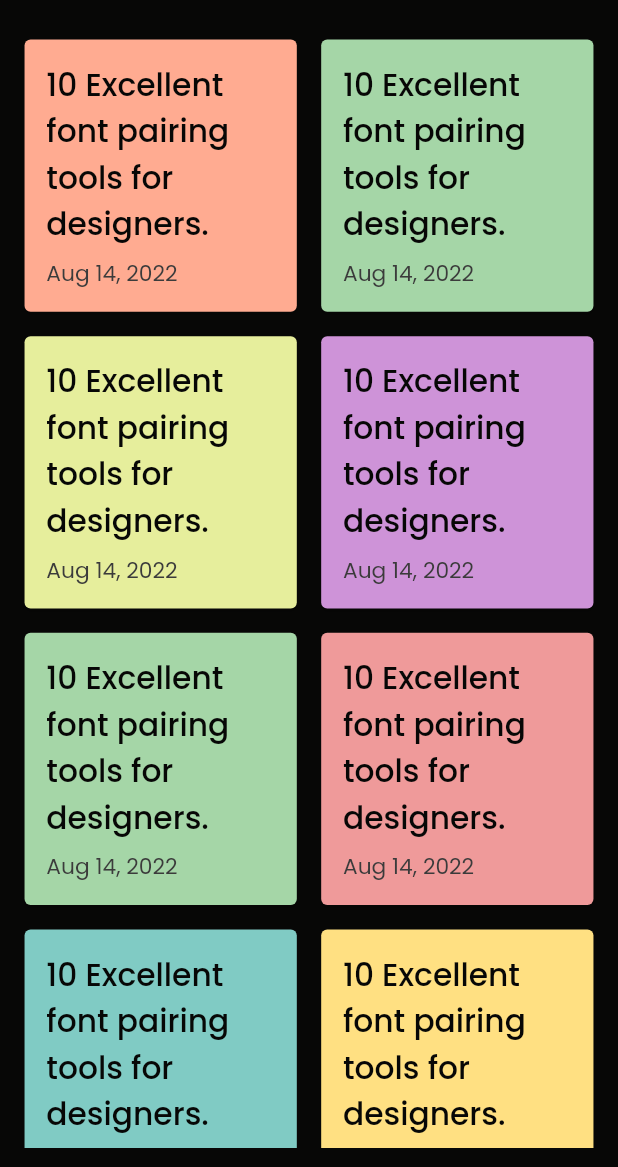
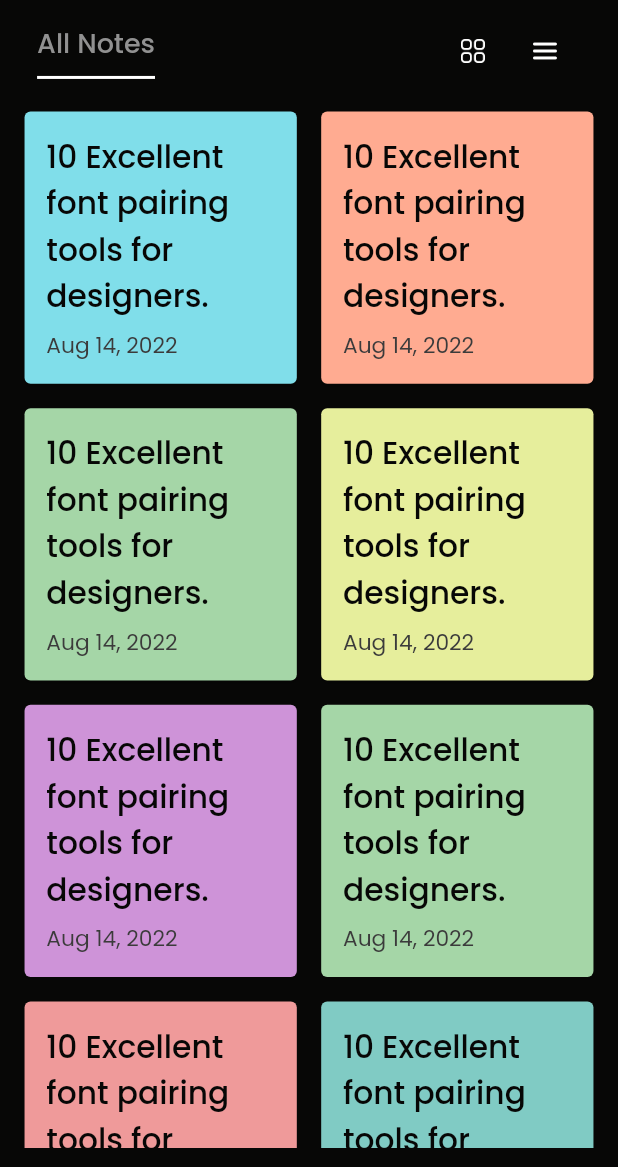
Before and after one commit to mateendev3/Notes-Keeper, a Flutter app: the screen it shows after launch, on a phone screen of 412 x 824 dp, the part 69-1236 px from its top. Run offline on Flutter 3.47's test engine with Material 2 defaults, Android fonts, the phone set to English and light mode, and no system bars; our stand-ins replace flutter_svg, google_fonts.

Commit message:
Added ListView GridView Listing Icons and their functionality

```diff
--- a/lib/screens/home_screen.dart
+++ b/lib/screens/home_screen.dart
@@ -16,6 +16,7 @@ class HomeScreen extends StatefulWidget {
 class _HomeScreenState extends State<HomeScreen> {
   late Size _size;
   late Random _random;
+  bool _showGrid = true;
 
   @override
   void initState() {
@@ -29,10 +30,12 @@ class _HomeScreenState extends State<HomeScreen> {
     return Scaffold(
       appBar: _buildAppBar(),
       body: Padding(
-        padding: EdgeInsets.all(_size.height * 0.015),
-        child: _random.nextInt(10).isEven
-            ? _buildNotesGridView()
-            : _buildNotesListView(),
+        padding: EdgeInsets.only(
+          left: _size.height * 0.015,
+          right: _size.height * 0.015,
+          bottom: _size.height * 0.015,
+        ),
+        child: _buildBody(context),
       ),
     );
   }
@@ -160,4 +163,81 @@ class _HomeScreenState extends State<HomeScreen> {
       },
     );
   }
+
+  _buildBody(BuildContext context) {
+    return Column(
+      crossAxisAlignment: CrossAxisAlignment.start,
+      children: [
+        Padding(
+          padding: EdgeInsets.only(
+            left: _size.height * 0.015,
+            right: _size.height * 0.015,
+            bottom: _size.height * 0.015,
+          ),
+          child: Row(
+            children: [
+              Expanded(
+                child: Align(
+                  alignment: Alignment.bottomLeft,
+                  child: Container(
+                    padding: EdgeInsets.only(
+                      bottom: _size.height * 0.01,
+                    ),
+                    decoration: const BoxDecoration(
+                      border: Border(
+                        bottom: BorderSide(
+                          color: AppColors.white,
+                          width: 2.0,
+                        ),
+                      ),
+                    ),
+                    child: Text(
+                      'All Notes',
+                      style: Theme.of(context).textTheme.headline5!.copyWith(
+                            color: AppColors.lightGray,
+                          ),
+                    ),
+                  ),
+                ),
+              ),
+              _buildListingIcon(AssetsConsts.icGrid, () {
+                if (_showGrid) {
+                  return;
+                } else {
+                  setState(() {
+                    _showGrid = true;
+                  });
+                }
+              }),
+              _buildListingIcon(AssetsConsts.icList, () {
+                if (!_showGrid) {
+                  return;
+                } else {
+                  setState(() {
+                    _showGrid = false;
+                  });
+                }
+              }),
+            ],
+          ),
+        ),
+        Expanded(
+          child: _showGrid ? _buildNotesGridView() : _buildNotesListView(),
+        ),
+      ],
+    );
+  }
+
+  IconButton _buildListingIcon(String path, VoidCallback onPressed) {
+    return IconButton(
+      onPressed: onPressed,
+      icon: Image.asset(
+        path,
+        width: 16,
+        height: 16,
+      ),
+      padding: EdgeInsets.zero,
+      splashRadius: 30.0,
+    );
+  }
 }
--- a/lib/utils/assets_constants.dart
+++ b/lib/utils/assets_constants.dart
@@ -1,4 +1,6 @@
 class AssetsConsts {
   static const icSearch = r'assets/images/ic_search.svg';
   static const icDustbin = r'assets/images/ic_dustbin.svg';
+  static const icGrid = r'assets/images/ic_grid.png';
+  static const icList = r'assets/images/ic_list.png';
 }
--- a/lib/utils/color_constants.dart
+++ b/lib/utils/color_constants.dart
@@ -3,6 +3,7 @@ import 'package:flutter/material.dart';
 class AppColors {
   static const codGray = Color(0xFF070706);
   static const darkGray = Color(0xFF3B3B3B);
+  static const lightGray = Color(0xFF919191);
   static const white = Colors.white;
   static const red = Colors.red;
   static final lightBlue = Colors.blue.shade200;
```
Also changed, not shown: assets/images/ic_grid.png (added), assets/images/ic_list.png (added).
